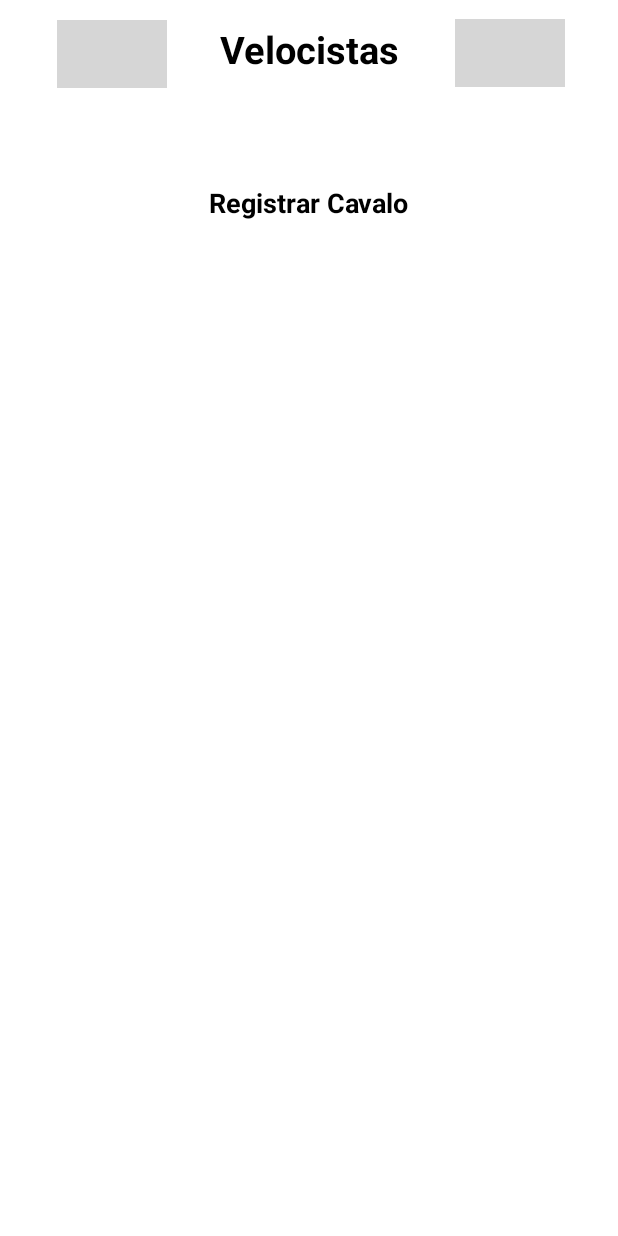
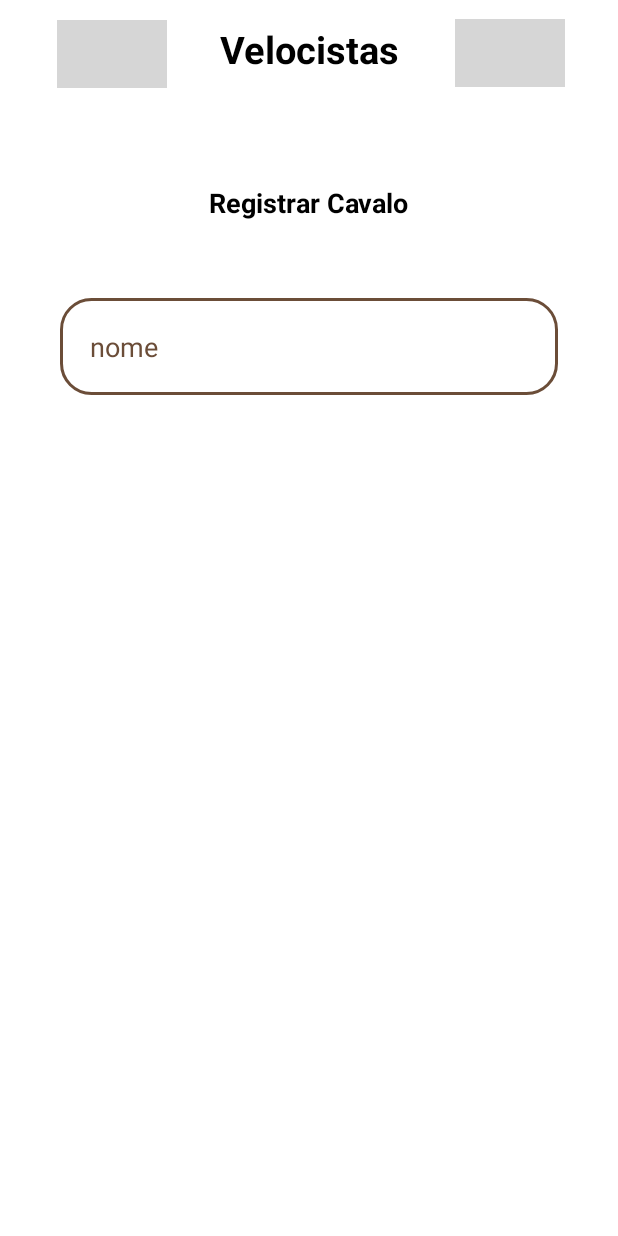
Before and after one commit to alan-matheus/Velocistas, an Android app: the RegistrarCavalo screen opened directly, with no data from a screen before it, on a phone screen of 412 x 824 dp. Run offline under Robolectric (Android 15) with nearby library versions, the phone set to English and light mode, and no system bars; Roboto replaces fonts that are not available here; grey boxes are pictures that could not be loaded.

Commit message:
modifiquei o registrar cavalo

```diff
--- /dev/null
+++ b/app/src/main/res/drawable/container_components.xml
@@ -0,0 +1,6 @@
+<?xml version="1.0" encoding="utf-8"?>
+<shape xmlns:android="http://schemas.android.com/apk/res/android">
+    <solid android:color="@color/white"/>
+    <corners android:radius="20dp"/>
+
+</shape>
--- /dev/null
+++ b/app/src/main/res/drawable/edit_text.xml
@@ -0,0 +1,8 @@
+<?xml version="1.0" encoding="utf-8"?>
+<shape xmlns:android="http://schemas.android.com/apk/res/android">
+
+
+    <solid android:color="@color/white"/>
+    <corners android:radius="20dp"/>
+    <stroke android:color="@color/ma" android:width="2dp"/>
+</shape>
--- a/app/src/main/res/layout/activity_main.xml
+++ b/app/src/main/res/layout/activity_main.xml
@@ -33,15 +33,17 @@
         android:id="@+id/btnRegistra"
         android:layout_width="215dp"
         android:layout_height="38dp"
-        android:layout_marginStart="75dp"
         android:background="@drawable/background_button"
         android:text="Registrar cavalo"
         android:textColor="@color/ma"
         app:layout_constraintBottom_toTopOf="@+id/view"
+        app:layout_constraintEnd_toEndOf="parent"
         app:layout_constraintStart_toStartOf="parent"
         app:layout_constraintTop_toBottomOf="@+id/nome"
         app:layout_constraintVertical_bias="0.446"
         tools:ignore="MissingConstraints" />
 
 
+
+
 </androidx.constraintlayout.widget.ConstraintLayout>
--- a/app/src/main/res/layout/activity_registrar_cavalo.xml
+++ b/app/src/main/res/layout/activity_registrar_cavalo.xml
@@ -5,7 +5,8 @@
     android:layout_width="match_parent"
     android:layout_height="match_parent"
     tools:context=".RegistrarCavalo"
-    android:background="@color/white">
+    android:background="@color/white"
+    >
 
     <TextView
         android:id="@+id/nome"
@@ -49,10 +50,11 @@
         app:layout_constraintStart_toStartOf="parent"
         app:layout_constraintTop_toTopOf="parent"
         app:layout_constraintVertical_bias="0.016"
-        tools:ignore="MissingConstraints" />
+        tools:ignore="MissingConstraints"
+        />
 
     <TextView
-        android:id="@+id/textView"
+        android:id="@+id/rgcav"
         android:layout_width="wrap_content"
         android:layout_height="wrap_content"
         android:text="Registrar Cavalo"
@@ -65,5 +67,24 @@
         app:layout_constraintTop_toBottomOf="@+id/nome"
         app:layout_constraintVertical_bias="0.097" />
 
+    <View
+        android:id="@+id/containerComponents"
+        style="@style/ContainerComponents"
+        android:layout_marginTop="36dp"
+        app:layout_constraintStart_toEndOf="parent"
+        app:layout_constraintStart_toStartOf="parent"
+        app:layout_constraintTop_toBottomOf="@+id/rgcav" />
+
+    <EditText
+        style="@style/Edit_Text"
+        android:hint="nome"
+        android:textColorHint="@color/ma"
+        app:layout_constraintStart_toStartOf="@id/containerComponents"
+        app:layout_constraintEnd_toEndOf="@id/containerComponents"
+        app:layout_constraintTop_toTopOf="@id/containerComponents"
+        />
+
+
+
 
 </androidx.constraintlayout.widget.ConstraintLayout>
--- /dev/null
+++ b/app/src/main/res/values/styles.xml
@@ -0,0 +1,20 @@
+<?xml version="1.0" encoding="utf-8"?>
+<resources>
+
+    <style name="ContainerComponents">
+        <item name="android:layout_width">match_parent</item>
+        <item name="android:layout_height">250dp</item>
+        <item name="android:background">@drawable/container_components</item>
+    </style>
+
+    <style name="Edit_Text">
+        <item name="android:textColor">@color/black</item>
+        <item name="android:layout_width">match_parent</item>
+        <item name="android:layout_height">wrap_content</item>
+        <item name="android:background">@drawable/edit_text</item>
+        <item name="android:padding">20dp</item>
+        <item name="android:layout_marginRight">40dp</item>
+        <item name="android:layout_marginLeft">40dp</item>
+        <item name="android:layout_marginTop">15dp</item>
+    </style>
+</resources>
```
